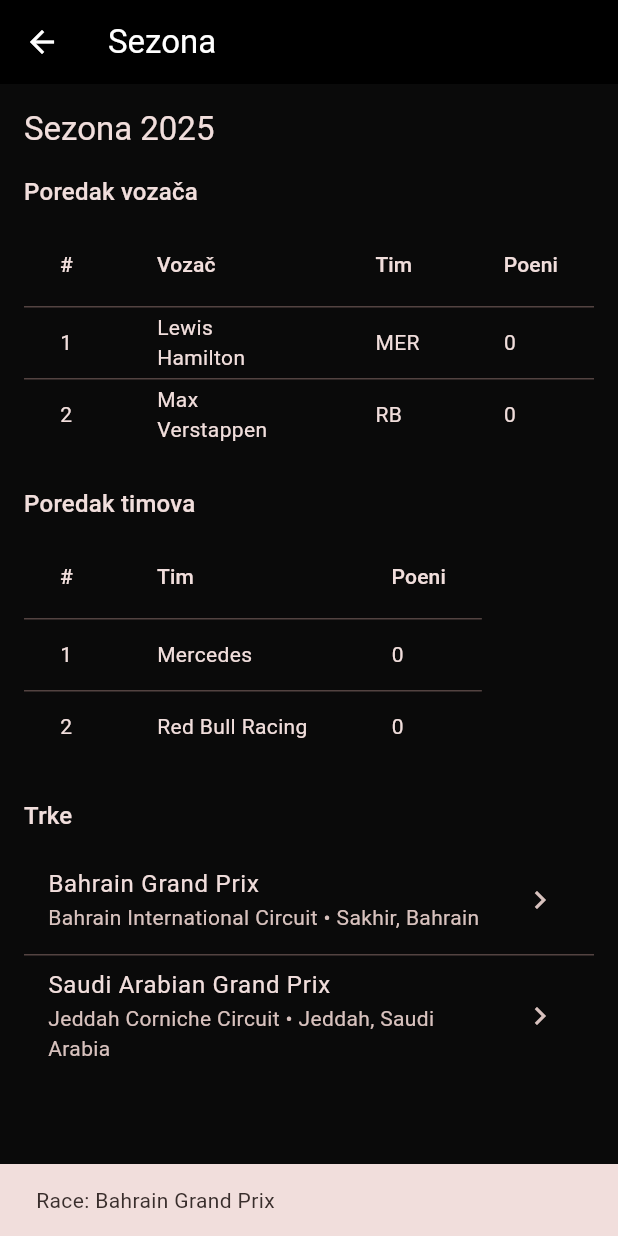
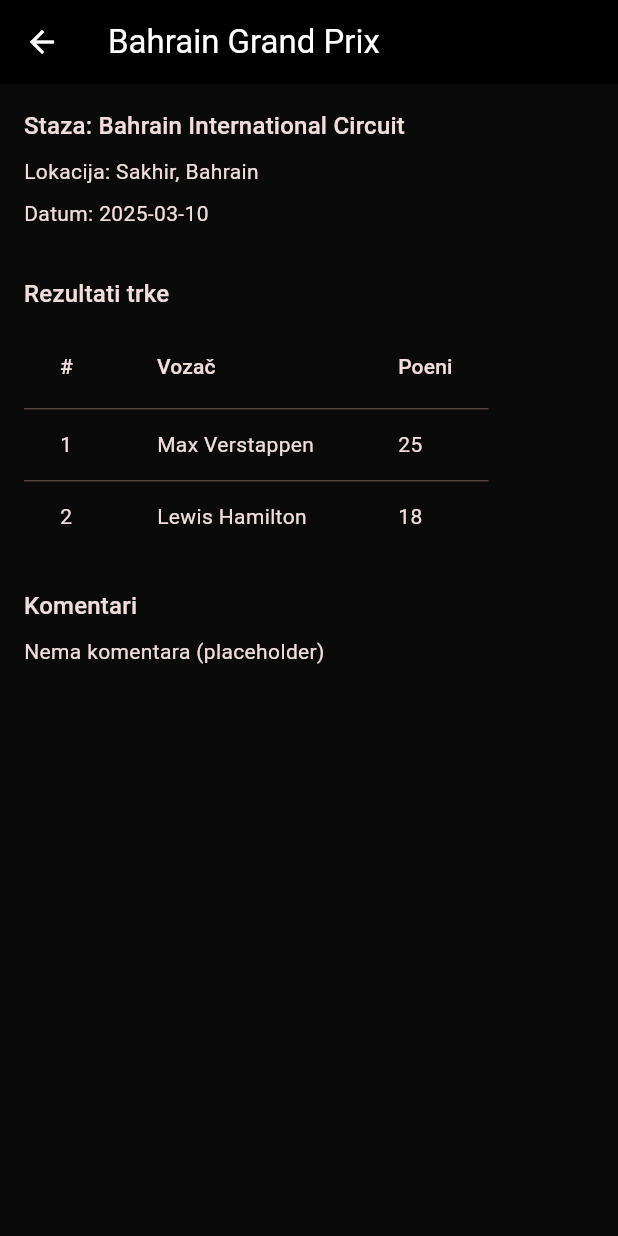
Before and after one commit to KrsticStrahinja7/MIT-Strahinja-Krsti-IT38-2023-, a Flutter app: the SeasonDetailScreen screen opened directly, after a tap on "Bahrain Grand Prix", on a phone screen of 412 x 824 dp. Run offline on Flutter 3.47's test engine with Material 3 defaults, Android fonts, the phone set to English and light mode, and no system bars.

Commit message:
RaceDetail sa tabelema razultata, standings u sezoni

```diff
--- a/lib/models/season.dart
+++ b/lib/models/season.dart
@@ -4,12 +4,35 @@
   final String teamId;
   final int points;
 
-  Driver({required this.id, required this.name, required this.teamId, required this.points});
+  Driver({
+    required this.id,
+    required this.name,
+    required this.teamId,
+    required this.points,
+  });
 
   factory Driver.fromJson(Map<String, dynamic> json) => Driver(
     id: json['id'] as String,
     name: json['name'] as String,
     teamId: json['teamId'] as String,
+    points: json['points'] as int,
+  );
+}
+
+class RaceResult {
+  final String driverId;
+  final int position;
+  final int points;
+
+  RaceResult({
+    required this.driverId,
+    required this.position,
+    required this.points,
+  });
+
+  factory RaceResult.fromJson(Map<String, dynamic> json) => RaceResult(
+    driverId: json['driverId'] as String,
+    position: json['position'] as int,
     points: json['points'] as int,
   );
 }
@@ -35,8 +58,10 @@
   final String circuitName;
   final String city;
   final String country;
-  final String date; // ISO string for simplicity
+  final String date;
   final bool hasSprint;
+  final List<RaceResult> results;
+  final List<RaceResult> sprintResults;
 
   Race({
     required this.id,
@@ -47,6 +72,8 @@
     required this.country,
     required this.date,
     required this.hasSprint,
+    required this.results,
+    required this.sprintResults,
   });
 
   factory Race.fromJson(Map<String, dynamic> json) => Race(
@@ -58,6 +85,12 @@
     country: json['country'] as String,
     date: json['date'] as String,
     hasSprint: json['hasSprint'] as bool? ?? false,
+    results: ((json['results'] as List?) ?? const [])
+        .map((e) => RaceResult.fromJson(e as Map<String, dynamic>))
+        .toList(),
+    sprintResults: ((json['sprintResults'] as List?) ?? const [])
+        .map((e) => RaceResult.fromJson(e as Map<String, dynamic>))
+        .toList(),
   );
 }
 
@@ -67,12 +100,23 @@
   final List<Team> teams;
   final List<Race> races;
 
-  Season({required this.year, required this.drivers, required this.teams, required this.races});
+  Season({
+    required this.year,
+    required this.drivers,
+    required this.teams,
+    required this.races,
+  });
 
   factory Season.fromJson(Map<String, dynamic> json) => Season(
     year: json['year'] as int,
-        drivers: (json['drivers'] as List).map((e) => Driver.fromJson(e as Map<String, dynamic>)).toList(),
-        teams: (json['teams'] as List).map((e) => Team.fromJson(e as Map<String, dynamic>)).toList(),
-        races: (json['races'] as List).map((e) => Race.fromJson(e as Map<String, dynamic>)).toList(),
+    drivers: (json['drivers'] as List)
+        .map((e) => Driver.fromJson(e as Map<String, dynamic>))
+        .toList(),
+    teams: (json['teams'] as List)
+        .map((e) => Team.fromJson(e as Map<String, dynamic>))
+        .toList(),
+    races: (json['races'] as List)
+        .map((e) => Race.fromJson(e as Map<String, dynamic>))
+        .toList(),
   );
 }
--- a/lib/providers/seasons_provider.dart
+++ b/lib/providers/seasons_provider.dart
@@ -20,7 +20,8 @@
     _error = null;
     notifyListeners();
     try {
-      _seasons = await _service.loadSeasons();
+      final loaded = await _service.loadSeasons();
+      _seasons = loaded.map(_withComputedStandings).toList();
       if (_seasons.isNotEmpty) {
         _active = _seasons.first;
       }
@@ -36,4 +37,60 @@
     _active = s;
     notifyListeners();
   }
+
+  Season _withComputedStandings(Season s) {
+    // F1 points rules
+    const racePoints = [25, 18, 15, 12, 10, 8, 6, 4, 2, 1];
+    const sprintPoints = [8, 7, 6, 5, 4, 3, 2, 1];
+
+    final Map<String, int> driverPoints = {for (final d in s.drivers) d.id: 0};
+    // helper for team by driver
+    final Map<String, String> driverTeam = {
+      for (final d in s.drivers) d.id: d.teamId,
+    };
+
+    for (final race in s.races) {
+      for (final r in race.results) {
+        final idx = r.position - 1;
+        final pts = (idx >= 0 && idx < racePoints.length) ? racePoints[idx] : 0;
+        driverPoints[r.driverId] = (driverPoints[r.driverId] ?? 0) + pts;
+      }
+      for (final r in race.sprintResults) {
+        final idx = r.position - 1;
+        final pts = (idx >= 0 && idx < sprintPoints.length)
+            ? sprintPoints[idx]
+            : 0;
+        driverPoints[r.driverId] = (driverPoints[r.driverId] ?? 0) + pts;
+      }
+    }
+
+    final updatedDrivers = [
+      for (final d in s.drivers)
+        Driver(
+          id: d.id,
+          name: d.name,
+          teamId: d.teamId,
+          points: driverPoints[d.id] ?? 0,
+        ),
+    ];
+
+    final Map<String, int> teamPoints = {for (final t in s.teams) t.id: 0};
+    driverPoints.forEach((driverId, pts) {
+      final teamId = driverTeam[driverId];
+      if (teamId != null) {
+        teamPoints[teamId] = (teamPoints[teamId] ?? 0) + pts;
+      }
+    });
+    final updatedTeams = [
+      for (final t in s.teams)
+        Team(id: t.id, name: t.name, points: teamPoints[t.id] ?? 0),
+    ];
+
+    return Season(
+      year: s.year,
+      drivers: updatedDrivers,
+      teams: updatedTeams,
+      races: s.races,
+    );
+  }
 }
--- /dev/null
+++ b/lib/screens/race_detail_screen.dart
@@ -0,0 +1,118 @@
+import 'package:flutter/material.dart';
+import 'package:provider/provider.dart';
+import '../models/season.dart';
+import '../providers/seasons_provider.dart';
+
+class RaceDetailScreen extends StatelessWidget {
+  final Race race;
+  const RaceDetailScreen({super.key, required this.race});
+
+  @override
+  Widget build(BuildContext context) {
+    return Scaffold(
+      appBar: AppBar(title: Text(race.name)),
+      body: Padding(
+        padding: const EdgeInsets.all(16.0),
+        child: Consumer<SeasonsProvider>(
+          builder: (context, prov, _) {
+            final season = prov.active;
+            return SingleChildScrollView(
+              child: Column(
+                crossAxisAlignment: CrossAxisAlignment.start,
+                children: [
+                  Text(
+                    'Staza: ${race.circuitName}',
+                    style: Theme.of(context).textTheme.titleMedium,
+                  ),
+                  const SizedBox(height: 8),
+                  Text('Lokacija: ${race.city}, ${race.country}'),
+                  const SizedBox(height: 8),
+                  Text('Datum: ${race.date}'),
+                  const SizedBox(height: 8),
+                  if (race.hasSprint) const Chip(label: Text('Sprint vikend')),
+                  const SizedBox(height: 24),
+                  Text(
+                    'Rezultati trke',
+                    style: Theme.of(context).textTheme.titleMedium,
+                  ),
+                  const SizedBox(height: 8),
+                  _resultsTable(context, season, race.results, isSprint: false),
+                  if (race.hasSprint) ...[
+                    const SizedBox(height: 24),
+                    Text(
+                      'Rezultati sprinta',
+                      style: Theme.of(context).textTheme.titleMedium,
+                    ),
+                    const SizedBox(height: 8),
+                    _resultsTable(
+                      context,
+                      season,
+                      race.sprintResults,
+                      isSprint: true,
+                    ),
+                  ],
+                  const SizedBox(height: 24),
+                  Text(
+                    'Komentari',
+                    style: Theme.of(context).textTheme.titleMedium,
+                  ),
+                  const SizedBox(height: 8),
+                  const Text('Nema komentara (placeholder)'),
+                ],
+              ),
+            );
+          },
+        ),
+      ),
+    );
+  }
+
+  Widget _resultsTable(
+    BuildContext context,
+    Season? season,
+    List<RaceResult> results, {
+    required bool isSprint,
+  }) {
+    if (results.isEmpty) {
+      return const Text('Nema podataka');
+    }
+    final driversById = {
+      for (final d in (season?.drivers ?? <Driver>[])) d.id: d.name,
+    };
+    final sorted = [...results]
+      ..sort((a, b) => a.position.compareTo(b.position));
+    final List<int> racePoints = const [25, 18, 15, 12, 10, 8, 6, 4, 2, 1];
+    final List<int> sprintPoints = const [8, 7, 6, 5, 4, 3, 2, 1];
+    return DataTable(
+      columns: const [
+        DataColumn(label: Text('#')),
+        DataColumn(label: Text('Vozač')),
+        DataColumn(label: Text('Poeni')),
+      ],
+      rows: [
+        for (final r in sorted)
+          DataRow(
+            cells: [
+              DataCell(Text(r.position.toString())),
+              DataCell(
+                Text(driversById[r.driverId] ?? r.driverId.toUpperCase()),
+              ),
+              DataCell(
+                Text(() {
+                  final idx = r.position - 1;
+                  if (isSprint) {
+                    return idx >= 0 && idx < sprintPoints.length
+                        ? sprintPoints[idx].toString()
+                        : '0';
+                  }
+                  return idx >= 0 && idx < racePoints.length
+                      ? racePoints[idx].toString()
+                      : '0';
+                }()),
+              ),
+            ],
+          ),
+      ],
+    );
+  }
+}
--- a/lib/screens/season_detail_screen.dart
+++ b/lib/screens/season_detail_screen.dart
@@ -2,6 +2,7 @@
 import 'package:provider/provider.dart';
 import '../providers/seasons_provider.dart';
 import '../models/season.dart';
+import 'race_detail_screen.dart';
 
 class SeasonDetailScreen extends StatelessWidget {
   const SeasonDetailScreen({super.key});
@@ -27,13 +28,22 @@
             child: Column(
               crossAxisAlignment: CrossAxisAlignment.start,
               children: [
-                Text('Sezona ${s.year}', style: Theme.of(context).textTheme.titleLarge),
+                Text(
+                  'Sezona ${s.year}',
+                  style: Theme.of(context).textTheme.titleLarge,
+                ),
                 const SizedBox(height: 16),
-                Text('Poredak vozača', style: Theme.of(context).textTheme.titleMedium),
+                Text(
+                  'Poredak vozača',
+                  style: Theme.of(context).textTheme.titleMedium,
+                ),
                 const SizedBox(height: 8),
                 _buildDriversTable(s),
                 const SizedBox(height: 24),
-                Text('Poredak timova', style: Theme.of(context).textTheme.titleMedium),
+                Text(
+                  'Poredak timova',
+                  style: Theme.of(context).textTheme.titleMedium,
+                ),
                 const SizedBox(height: 8),
                 _buildTeamsTable(s),
                 const SizedBox(height: 24),
@@ -49,8 +59,7 @@
   }
 
   Widget _buildDriversTable(Season s) {
-    final rows = s.drivers
-      ..sort((a, b) => b.points.compareTo(a.points));
+    final rows = s.drivers..sort((a, b) => b.points.compareTo(a.points));
     return DataTable(
       columns: const [
         DataColumn(label: Text('#')),
@@ -60,19 +69,20 @@
       ],
       rows: [
         for (int i = 0; i < rows.length; i++)
-          DataRow(cells: [
+          DataRow(
+            cells: [
               DataCell(Text('${i + 1}')),
               DataCell(Text(rows[i].name)),
               DataCell(Text(rows[i].teamId.toUpperCase())),
               DataCell(Text(rows[i].points.toString())),
-          ])
+            ],
+          ),
       ],
     );
   }
 
   Widget _buildTeamsTable(Season s) {
-    final rows = s.teams
-      ..sort((a, b) => b.points.compareTo(a.points));
+    final rows = s.teams..sort((a, b) => b.points.compareTo(a.points));
     return DataTable(
       columns: const [
         DataColumn(label: Text('#')),
@@ -81,11 +91,13 @@
       ],
       rows: [
         for (int i = 0; i < rows.length; i++)
-          DataRow(cells: [
+          DataRow(
+            cells: [
               DataCell(Text('${i + 1}')),
               DataCell(Text(rows[i].name)),
               DataCell(Text(rows[i].points.toString())),
-          ])
+            ],
+          ),
       ],
     );
   }
@@ -103,9 +115,8 @@
           subtitle: Text('${r.circuitName} • ${r.city}, ${r.country}'),
           trailing: const Icon(Icons.chevron_right),
           onTap: () {
-            // TODO: navigate to RaceDetail in next step
-            ScaffoldMessenger.of(context).showSnackBar(
-              SnackBar(content: Text('Race: ${r.name}')),
+            Navigator.of(context).push(
+              MaterialPageRoute(builder: (_) => RaceDetailScreen(race: r)),
             );
           },
         );
```
Also changed, not shown: assets/data/seasons.json (+14 -2 lines). Lines whose indentation alone changed are shown as unchanged.
